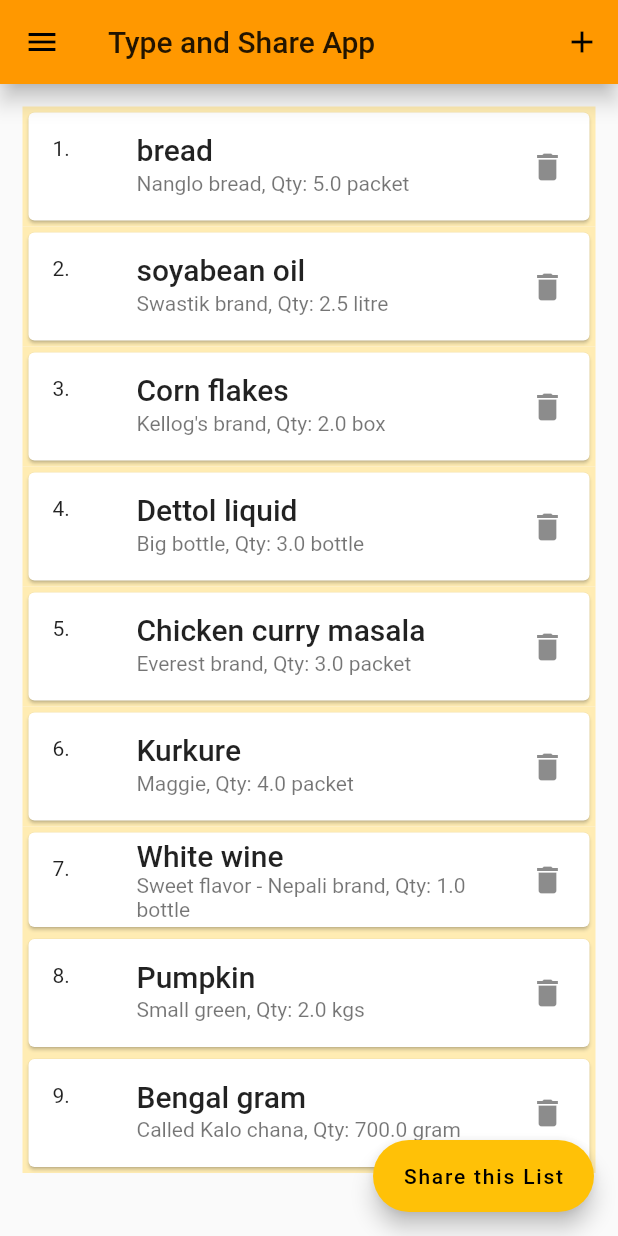
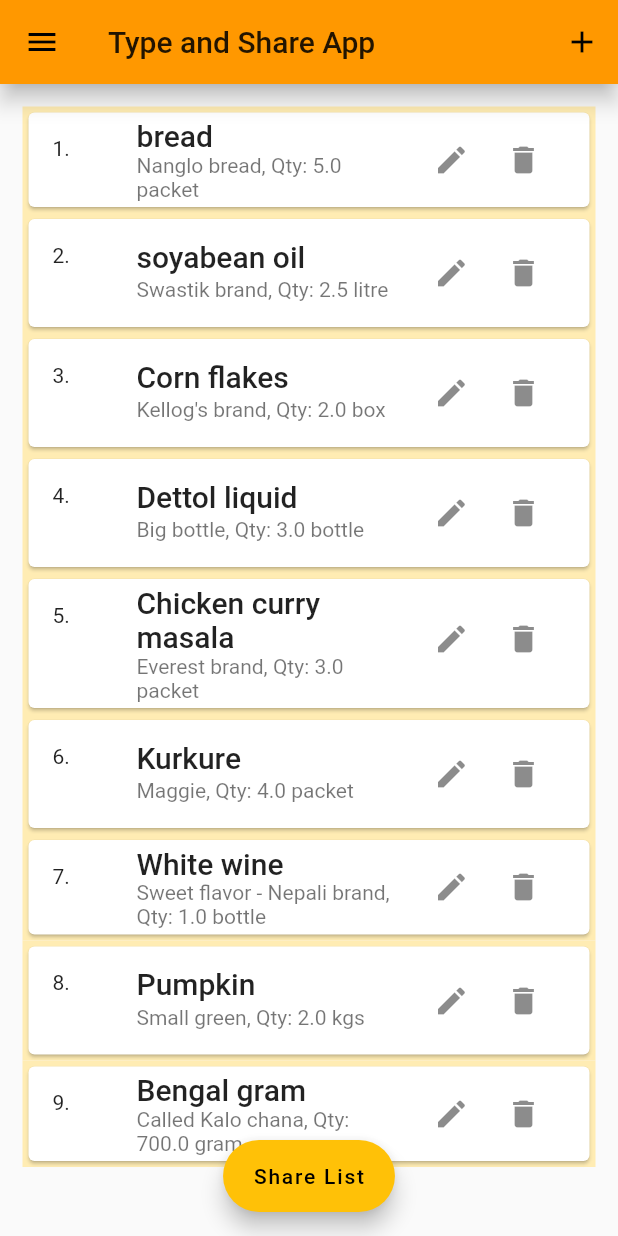
Before and after one commit to ashishkarki/Flutter_ShoppingItems_ShareApp, a Flutter app: the ShoppingListScreen screen opened by its route, on a phone screen of 412 x 824 dp. Run offline on Flutter 3.47's test engine with Material 2 defaults, Android fonts, the phone set to English and light mode, and no system bars; our stand-ins replace share.

Commit message:
renaming files and moving floatingbutton in shoppig list screen

```diff
--- a/lib/main.dart
+++ b/lib/main.dart
@@ -33,7 +33,7 @@ class MyApp extends StatelessWidget {
           primarySwatch: Colors.orange,
           accentColor: Colors.amber,
         ),
-        home: NameAddressViewScreen(),
+        home: ShoppingListScreen(),
         routes: {
           ShoppingListScreen.routeName: (ctx) => ShoppingListScreen(),
           ShoppingItemEditorScreen.routeName: (ctx) =>
--- a/lib/screens/shopping_list_screen.dart
+++ b/lib/screens/shopping_list_screen.dart
@@ -7,7 +7,7 @@ import '../widget/shopping_app_drawer.dart';
 import '../constants.dart';
 import '../models_providers/shopping_items_provider.dart';
 import '../screens/shopping_item_editor_screen.dart';
-import '../widget/shopping_items_view.dart';
+import '../widget/shopping_item.dart';
 
 class ShoppingListScreen extends StatelessWidget {
   static final routeName = '/shopping-list';
@@ -38,7 +38,7 @@ class ShoppingListScreen extends StatelessWidget {
         itemBuilder: (BuildContext ctx, int itemIdx) {
           return Container(
             color: Colors.amber[100],
-            child: ShoppingItemsViewWidget(
+            child: ShoppingItemWidget(
               itemIdx + 1,
               shopItemsProvider.items[itemIdx],
             ),
@@ -54,9 +54,10 @@ class ShoppingListScreen extends StatelessWidget {
             sharePositionOrigin: box.localToGlobal(Offset.zero) & box.size,
           );
         },
-        label: Text('Share this List'),
+        label: Text('Share List'),
         backgroundColor: themeData.accentColor,
       ),
+      floatingActionButtonLocation: FloatingActionButtonLocation.centerFloat,
       drawer: ShoppingAppDrawer(),
     );
   }
--- a/lib/widget/shopping_items_view.dart
+++ b/lib/widget/shopping_item.dart
@@ -1,15 +1,13 @@
 import 'package:flutter/material.dart';
-import 'package:provider/provider.dart';
 
-import '../models_providers/app_state_provider.dart';
 import '../constants.dart';
 import '../models_providers/shopping_items_provider.dart';
 
-class ShoppingItemsViewWidget extends StatelessWidget {
+class ShoppingItemWidget extends StatelessWidget {
   final int itemViewIndex;
   final ShoppingItem _shoppingItem;
 
-  ShoppingItemsViewWidget(this.itemViewIndex, this._shoppingItem);
+  ShoppingItemWidget(this.itemViewIndex, this._shoppingItem);
 
   @override
   Widget build(BuildContext context) {
@@ -27,8 +25,15 @@ class ShoppingItemsViewWidget extends StatelessWidget {
           softWrap: true,
           overflow: TextOverflow.clip,
         ),
-        trailing: Icon(Icons.delete),
-        onTap: () => showMyAlert(context),
+        trailing: Container(
+          width: 100,
+          child: Row(
+            children: <Widget>[
+              IconButton(icon: Icon(Icons.edit), onPressed: () {}),
+              IconButton(icon: Icon(Icons.delete), onPressed: () {}),
+            ],
+          ),
+        ),
       ),
     );
   }
```
